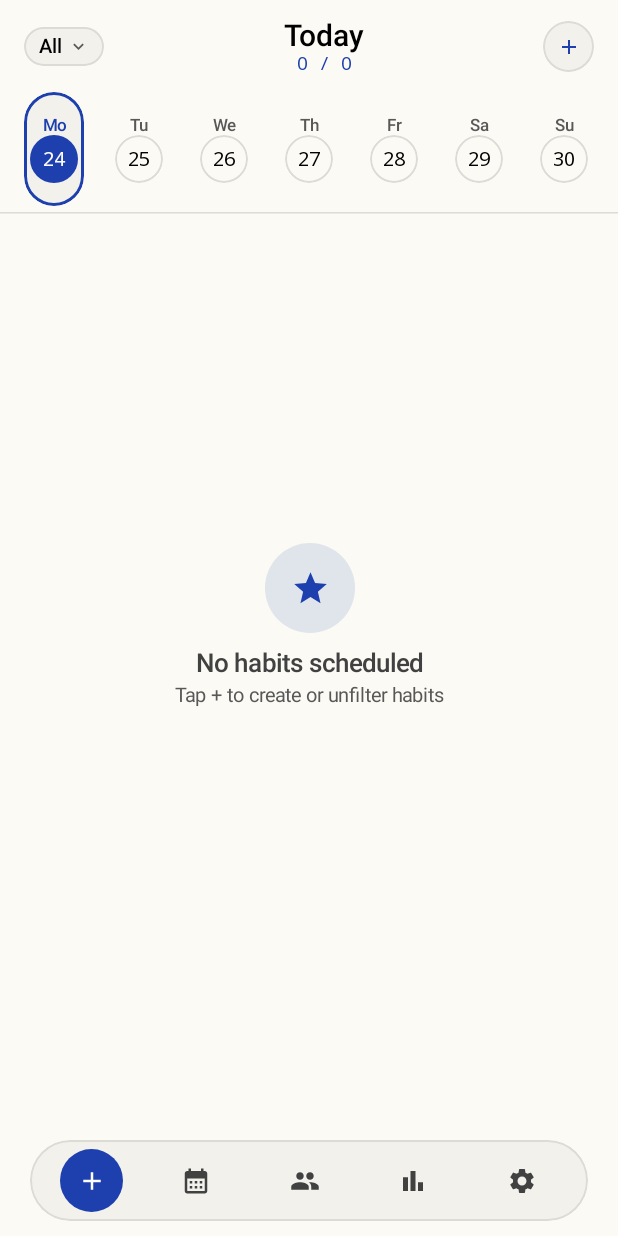
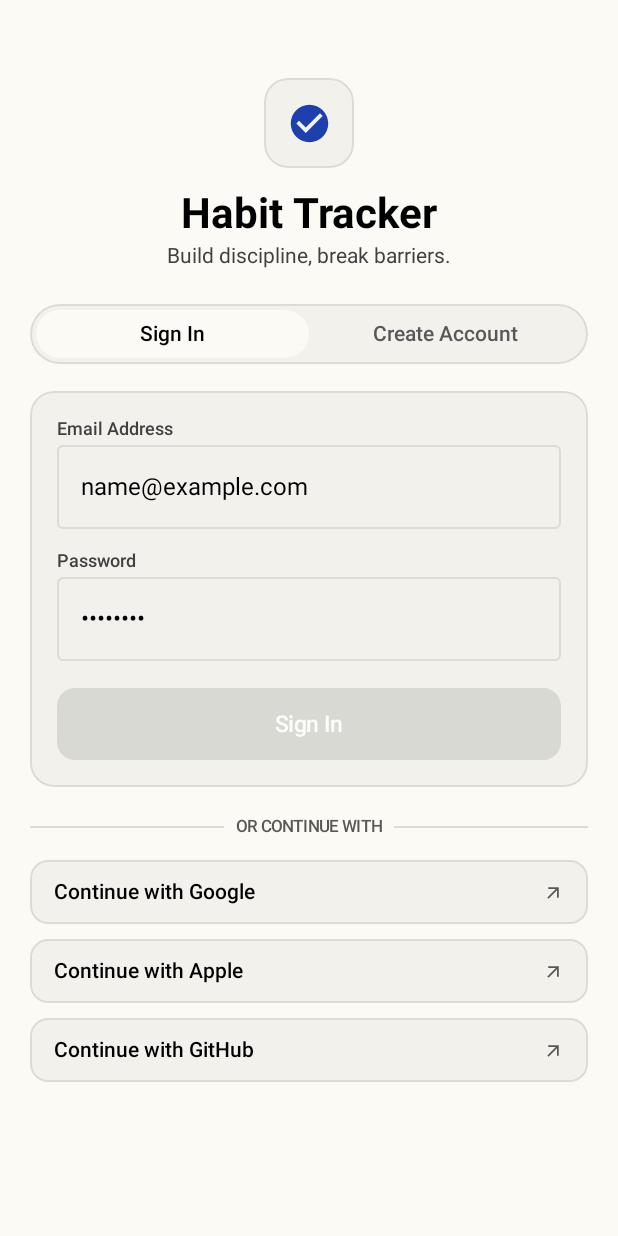
Before and after one commit to mickeykera/habit, an Android app built with Jetpack Compose: the screen it shows after launch (MainActivity), on a phone screen of 412 x 824 dp. Run offline under Robolectric (Android 15) with nearby library versions, the phone set to English and light mode, and no system bars; our stand-ins replace Room's generated code.

Commit message:
feat(auth): require Supabase Auth / OAuth before using app on iOS and Android

```diff
--- a/android/app/src/main/java/com/habittracker/app/MainActivity.kt
+++ b/android/app/src/main/java/com/habittracker/app/MainActivity.kt
@@ -54,6 +54,7 @@ import com.habittracker.app.theme.HabitTrackerTheme
 import com.habittracker.app.theme.MutedText
 import com.habittracker.app.theme.PageGround
 import com.habittracker.app.theme.SecondaryText
+import com.habittracker.app.ui.auth.AuthScreen
 import com.habittracker.app.ui.calendar.CalendarScreen
 import com.habittracker.app.ui.friends.FriendsScreen
 import com.habittracker.app.ui.report.ReportScreen
@@ -72,7 +73,20 @@ class MainActivity : ComponentActivity() {
 
         setContent {
             HabitTrackerTheme {
-                MainScreen(habitDao, syncService)
+                var isAuthenticated by remember { mutableStateOf(syncService.isAuthenticated) }
+
+                if (!isAuthenticated) {
+                    AuthScreen(
+                        syncService = syncService,
+                        onAuthSuccess = { isAuthenticated = true }
+                    )
+                } else {
+                    MainScreen(
+                        habitDao = habitDao,
+                        syncService = syncService,
+                        onSignOut = { isAuthenticated = false }
+                    )
+                }
             }
         }
     }
@@ -81,7 +95,11 @@ class MainActivity : ComponentActivity() {
 data class NavItem(val label: String, val icon: ImageVector)
 
 @Composable
-fun MainScreen(habitDao: com.habittracker.app.data.HabitDao, syncService: SupabaseSyncService) {
+fun MainScreen(
+    habitDao: com.habittracker.app.data.HabitDao,
+    syncService: SupabaseSyncService,
+    onSignOut: () -> Unit = {}
+) {
     var selectedIndex by remember { mutableIntStateOf(0) }
     var showAddHabitDialog by remember { mutableStateOf(false) }
     val scope = rememberCoroutineScope()
@@ -169,7 +187,7 @@ fun MainScreen(habitDao: com.habittracker.app.data.HabitDao, syncService: Supaba
                     1 -> CalendarScreen(habitDao, onOpenAdd = { showAddHabitDialog = true })
                     2 -> FriendsScreen(syncService)
                     3 -> ReportScreen(habitDao)
-                    4 -> SettingsScreen(habitDao, syncService)
+                    4 -> SettingsScreen(habitDao, syncService, onSignOut = onSignOut)
                 }
             }
         }
--- /dev/null
+++ b/android/app/src/main/java/com/habittracker/app/ui/auth/AuthScreen.kt
@@ -0,0 +1,379 @@
+package com.habittracker.app.ui.auth
+
+import android.content.Intent
+import android.net.Uri
+import androidx.compose.animation.AnimatedVisibility
+import androidx.compose.foundation.background
+import androidx.compose.foundation.border
+import androidx.compose.foundation.clickable
+import androidx.compose.foundation.layout.Arrangement
+import androidx.compose.foundation.layout.Box
+import androidx.compose.foundation.layout.Column
+import androidx.compose.foundation.layout.Row
+import androidx.compose.foundation.layout.Spacer
+import androidx.compose.foundation.layout.fillMaxSize
+import androidx.compose.foundation.layout.fillMaxWidth
+import androidx.compose.foundation.layout.height
+import androidx.compose.foundation.layout.padding
+import androidx.compose.foundation.layout.size
+import androidx.compose.foundation.rememberScrollState
+import androidx.compose.foundation.shape.CircleShape
+import androidx.compose.foundation.shape.RoundedCornerShape
+import androidx.compose.foundation.text.KeyboardOptions
+import androidx.compose.foundation.verticalScroll
+import androidx.compose.material.icons.Icons
+import androidx.compose.material.icons.filled.ArrowOutward
+import androidx.compose.material.icons.filled.CheckCircle
+import androidx.compose.material.icons.filled.Warning
+import androidx.compose.material3.Button
+import androidx.compose.material3.ButtonDefaults
+import androidx.compose.material3.CircularProgressIndicator
+import androidx.compose.material3.Icon
+import androidx.compose.material3.OutlinedTextField
+import androidx.compose.material3.Text
+import androidx.compose.runtime.Composable
+import androidx.compose.runtime.getValue
+import androidx.compose.runtime.mutableStateOf
+import androidx.compose.runtime.remember
+import androidx.compose.runtime.rememberCoroutineScope
+import androidx.compose.runtime.setValue
+import androidx.compose.ui.Alignment
+import androidx.compose.ui.Modifier
+import androidx.compose.ui.draw.clip
+import androidx.compose.ui.graphics.Color
+import androidx.compose.ui.platform.LocalContext
+import androidx.compose.ui.text.font.FontWeight
+import androidx.compose.ui.text.input.KeyboardType
+import androidx.compose.ui.text.input.PasswordVisualTransformation
+import androidx.compose.ui.unit.dp
+import androidx.compose.ui.unit.sp
+import com.habittracker.app.service.SupabaseSyncService
+import com.habittracker.app.theme.CardSurface
+import com.habittracker.app.theme.CobaltBlue
+import com.habittracker.app.theme.CobaltLabel
+import com.habittracker.app.theme.Hairline
+import com.habittracker.app.theme.MutedText
+import com.habittracker.app.theme.PageGround
+import com.habittracker.app.theme.PrimaryText
+import com.habittracker.app.theme.SecondaryText
+import kotlinx.coroutines.launch
+
+@Composable
+fun AuthScreen(
+    syncService: SupabaseSyncService,
+    onAuthSuccess: () -> Unit
+) {
+    val context = LocalContext.current
+    val scope = rememberCoroutineScope()
+    val scrollState = rememberScrollState()
+
+    var isSignUp by remember { mutableStateOf(false) }
+    var email by remember { mutableStateOf("") }
+    var password by remember { mutableStateOf("") }
+    var displayName by remember { mutableStateOf("") }
+    var errorMessage by remember { mutableStateOf<String?>(null) }
+    var isLoading by remember { mutableStateOf(false) }
+
+    Column(
+        modifier = Modifier
+            .fillMaxSize()
+            .background(PageGround)
+            .verticalScroll(scrollState)
+            .padding(horizontal = 20.dp, vertical = 28.dp),
+        horizontalAlignment = Alignment.CenterHorizontally
+    ) {
+        Spacer(modifier = Modifier.height(24.dp))
+
+        // Brand Icon & Title
+        Box(
+            modifier = Modifier
+                .size(60.dp)
+                .clip(RoundedCornerShape(16.dp))
+                .background(CardSurface)
+                .border(1.dp, Hairline, RoundedCornerShape(16.dp)),
+            contentAlignment = Alignment.Center
+        ) {
+            Icon(
+                imageVector = Icons.Default.CheckCircle,
+                contentDescription = null,
+                tint = CobaltBlue,
+                modifier = Modifier.size(30.dp)
+            )
+        }
+
+        Spacer(modifier = Modifier.height(14.dp))
+
+        Text(
+            text = "Habit Tracker",
+            fontSize = 28.sp,
+            fontWeight = FontWeight.Bold,
+            color = PrimaryText
+        )
+
+        Spacer(modifier = Modifier.height(4.dp))
+
+        Text(
+            text = "Build discipline, break barriers.",
+            fontSize = 14.sp,
+            color = SecondaryText
+        )
+
+        Spacer(modifier = Modifier.height(24.dp))
+
+        // Toggle Switcher Pill
+        Row(
+            modifier = Modifier
+                .clip(CircleShape)
+                .background(CardSurface)
+                .border(1.dp, Hairline, CircleShape)
+                .padding(4.dp)
+        ) {
+            Box(
+                modifier = Modifier
+                    .weight(1f)
+                    .clip(CircleShape)
+                    .background(if (!isSignUp) PageGround else Color.Transparent)
+                    .clickable {
+                        isSignUp = false
+                        errorMessage = null
+                    }
+                    .padding(vertical = 8.dp),
+                contentAlignment = Alignment.Center
+            ) {
+                Text(
+                    text = "Sign In",
+                    fontSize = 14.sp,
+                    fontWeight = FontWeight.Medium,
+                    color = if (!isSignUp) PrimaryText else MutedText
+                )
+            }
+
+            Box(
+                modifier = Modifier
+                    .weight(1f)
+                    .clip(CircleShape)
+                    .background(if (isSignUp) PageGround else Color.Transparent)
+                    .clickable {
+                        isSignUp = true
+                        errorMessage = null
+                    }
+                    .padding(vertical = 8.dp),
+                contentAlignment = Alignment.Center
+            ) {
+                Text(
+                    text = "Create Account",
+                    fontSize = 14.sp,
+                    fontWeight = FontWeight.Medium,
+                    color = if (isSignUp) PrimaryText else MutedText
+                )
+            }
+        }
+
+        Spacer(modifier = Modifier.height(18.dp))
+
+        // Error Banner
+        AnimatedVisibility(visible = errorMessage != null) {
+            errorMessage?.let { msg ->
+                Row(
+                    modifier = Modifier
+                        .fillMaxWidth()
+                        .clip(RoundedCornerShape(10.dp))
+                        .background(Color(0xFFFFEBEE))
+                        .border(1.dp, Color(0xFFFFCDD2), RoundedCornerShape(10.dp))
+                        .padding(12.dp),
+                    verticalAlignment = Alignment.CenterVertically
+                ) {
+                    Icon(
+                        Icons.Default.Warning,
+                        contentDescription = null,
+                        tint = Color(0xFFD32F2F),
+                        modifier = Modifier.size(16.dp)
+                    )
+                    Spacer(modifier = Modifier.size(8.dp))
+                    Text(text = msg, fontSize = 13.sp, color = Color(0xFFD32F2F))
+                }
+                Spacer(modifier = Modifier.height(12.dp))
+            }
+        }
+
+        // Form Card
+        Column(
+            modifier = Modifier
+                .fillMaxWidth()
+                .clip(RoundedCornerShape(16.dp))
+                .background(CardSurface)
+                .border(1.dp, Hairline, RoundedCornerShape(16.dp))
+                .padding(18.dp)
+        ) {
+            if (isSignUp) {
+                Text(text = "Display Name", fontSize = 12.sp, fontWeight = FontWeight.Medium, color = SecondaryText)
+                Spacer(modifier = Modifier.height(4.dp))
+                OutlinedTextField(
+                    value = displayName,
+                    onValueChange = { displayName = it },
+                    placeholder = { Text("e.g. Alex Rivera") },
+                    singleLine = true,
+                    modifier = Modifier.fillMaxWidth()
+                )
+                Spacer(modifier = Modifier.height(14.dp))
+            }
+
+            Text(text = "Email Address", fontSize = 12.sp, fontWeight = FontWeight.Medium, color = SecondaryText)
+            Spacer(modifier = Modifier.height(4.dp))
+            OutlinedTextField(
+                value = email,
+                onValueChange = { email = it },
+                placeholder = { Text("name@example.com") },
+                singleLine = true,
+                keyboardOptions = KeyboardOptions(keyboardType = KeyboardType.Email),
+                modifier = Modifier.fillMaxWidth()
+            )
+
+            Spacer(modifier = Modifier.height(14.dp))
+
+            Text(text = "Password", fontSize = 12.sp, fontWeight = FontWeight.Medium, color = SecondaryText)
+            Spacer(modifier = Modifier.height(4.dp))
+            OutlinedTextField(
+                value = password,
+                onValueChange = { password = it },
+                placeholder = { Text("••••••••") },
+                singleLine = true,
+                visualTransformation = PasswordVisualTransformation(),
+                keyboardOptions = KeyboardOptions(keyboardType = KeyboardType.Password),
+                modifier = Modifier.fillMaxWidth()
+            )
+
+            Spacer(modifier = Modifier.height(18.dp))
+
+            Button(
+                onClick = {
+                    errorMessage = null
+                    isLoading = true
+                    scope.launch {
+                        val result = if (isSignUp) {
+                            syncService.signUp(email, password, displayName.ifBlank { "Habit Tracker" })
+                        } else {
+                            syncService.signIn(email, password)
+                        }
+                        isLoading = false
+                        result.onSuccess {
+                            onAuthSuccess()
+                        }.onFailure { err ->
+                            errorMessage = err.message ?: "Authentication failed"
+                        }
+                    }
+                },
+                modifier = Modifier
+                    .fillMaxWidth()
+                    .height(48.dp),
+                shape = RoundedCornerShape(12.dp),
+                colors = ButtonDefaults.buttonColors(containerColor = CobaltBlue),
+                enabled = !isLoading && email.isNotBlank() && password.isNotBlank()
+            ) {
+                if (isLoading) {
+                    CircularProgressIndicator(color = CobaltLabel, modifier = Modifier.size(20.dp), strokeWidth = 2.dp)
+                } else {
+                    Text(
+                        text = if (isSignUp) "Create Account" else "Sign In",
+                        fontSize = 15.sp,
+                        fontWeight = FontWeight.SemiBold,
+                        color = CobaltLabel
+                    )
+                }
+            }
+        }
+
+        Spacer(modifier = Modifier.height(20.dp))
+
+        // OR Divider
+        Row(
+            modifier = Modifier.fillMaxWidth(),
+            verticalAlignment = Alignment.CenterVertically
+        ) {
+            Box(
+                modifier = Modifier
+                    .weight(1f)
+                    .height(1.dp)
+                    .background(Hairline)
+            )
+            Text(
+                text = "OR CONTINUE WITH",
+                fontSize = 11.sp,
+                fontWeight = FontWeight.SemiBold,
+                color = MutedText,
+                modifier = Modifier.padding(horizontal = 8.dp)
+            )
+            Box(
+                modifier = Modifier
+                    .weight(1f)
+                    .height(1.dp)
+                    .background(Hairline)
+            )
+        }
+
+        Spacer(modifier = Modifier.height(16.dp))
+
+        // OAuth Options (Supabase OAuth)
+        Column(
+            modifier = Modifier.fillMaxWidth(),
+            verticalArrangement = Arrangement.spacedBy(10.dp)
+        ) {
+            OAuthButtonRow(
+                title = "Continue with Google",
+                onClick = {
+                    val url = syncService.getOAuthUrl("google")
+                    context.startActivity(Intent(Intent.ACTION_VIEW, Uri.parse(url)))
+                }
+            )
+
+            OAuthButtonRow(
+                title = "Continue with Apple",
+                onClick = {
+                    val url = syncService.getOAuthUrl("apple")
+                    context.startActivity(Intent(Intent.ACTION_VIEW, Uri.parse(url)))
+                }
+            )
+
+            OAuthButtonRow(
+                title = "Continue with GitHub",
+                onClick = {
+                    val url = syncService.getOAuthUrl("github")
+                    context.startActivity(Intent(Intent.ACTION_VIEW, Uri.parse(url)))
+                }
+            )
+        }
+
+        Spacer(modifier = Modifier.height(30.dp))
+    }
+}
+
+@Composable
+private fun OAuthButtonRow(
+    title: String,
+    onClick: () -> Unit
+) {
+    Row(
+        modifier = Modifier
+            .fillMaxWidth()
+            .clip(RoundedCornerShape(12.dp))
+            .background(CardSurface)
+            .border(1.dp, Hairline, RoundedCornerShape(12.dp))
+            .clickable { onClick() }
+            .padding(horizontal = 16.dp, vertical = 13.dp),
+        verticalAlignment = Alignment.CenterVertically
+    ) {
+        Text(
+            text = title,
+            fontSize = 14.sp,
+            fontWeight = FontWeight.Medium,
+            color = PrimaryText
+        )
+        Spacer(modifier = Modifier.weight(1f))
+        Icon(
+            imageVector = Icons.Default.ArrowOutward,
+            contentDescription = null,
+            tint = MutedText,
+            modifier = Modifier.size(14.dp)
+        )
+    }
+}
```
Also changed, not shown: android/app/src/main/java/com/habittracker/app/service/SupabaseSyncService.kt (+117 -0 lines), android/app/src/main/java/com/habittracker/app/ui/settings/SettingsScreen.kt (+24 -1 lines), 4 other files.
